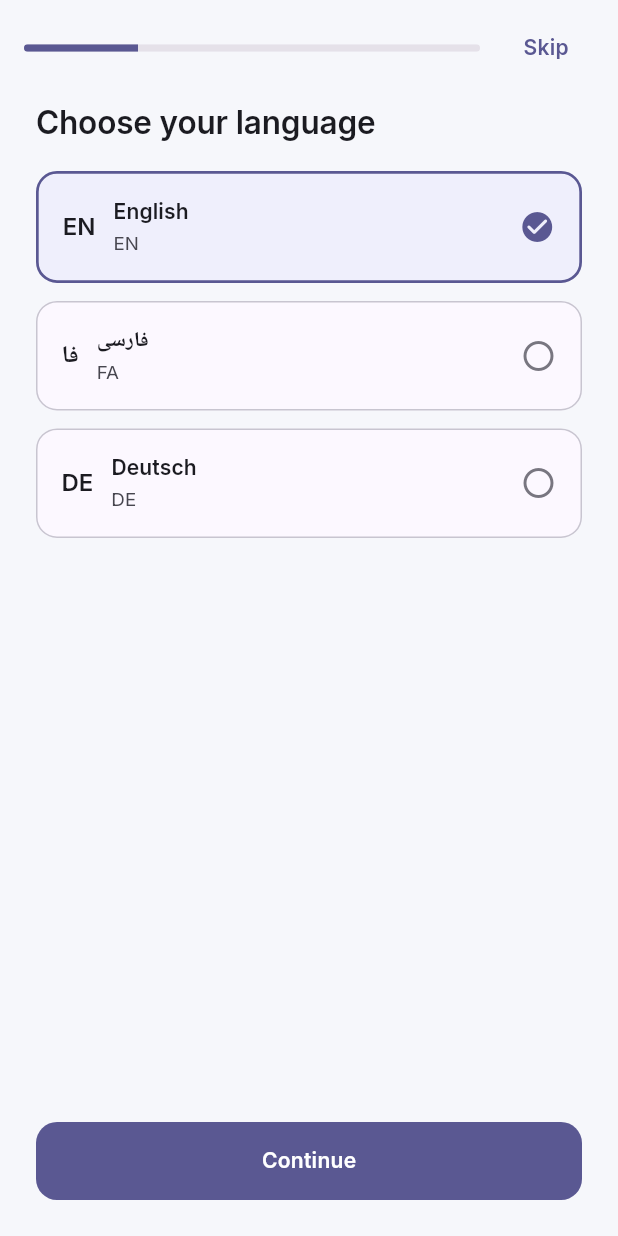
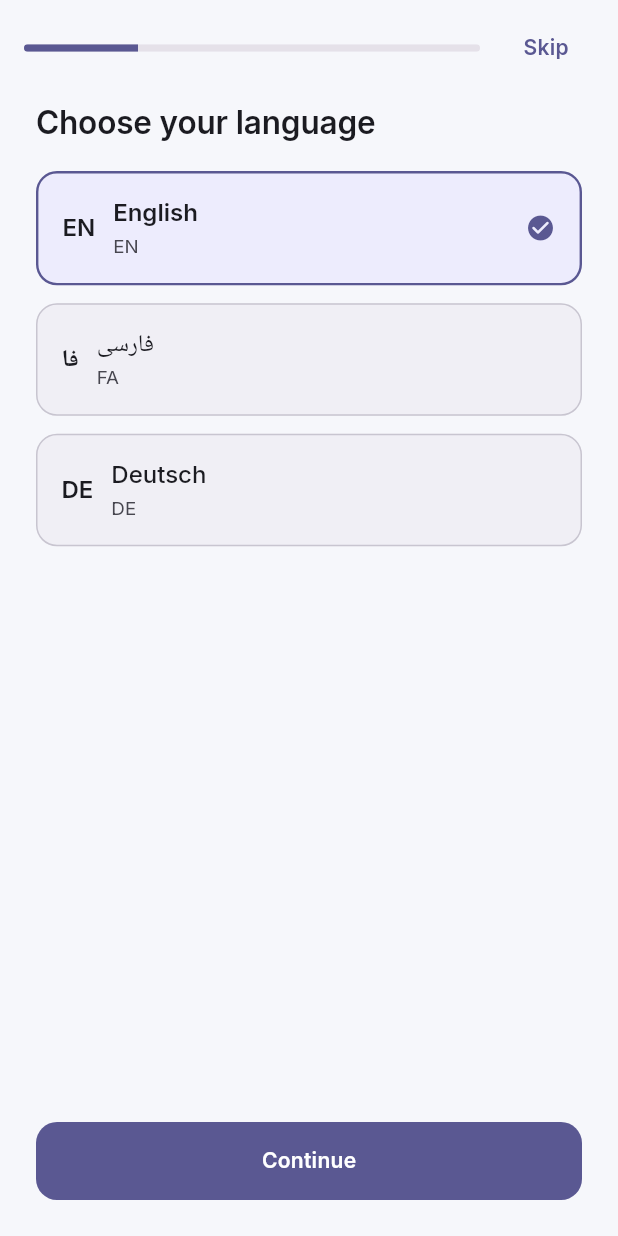
Before and after one commit to kasramoh030/Wonder-CV-Builder, a Flutter app: the screen it shows after launch, swiped to page 2, on a phone screen of 412 x 824 dp. Run offline on Flutter 3.47's test engine with Material 3 defaults, Android fonts, the phone set to English and light mode, and no system bars; our stand-ins replace drift, drift_flutter, flutter_riverpod, go_router, shared_preferences; accounts and stored records are empty; generated files the repository leaves out were written again.

```diff
--- a/lib/features/onboarding/widgets/choice_card.dart
+++ b/lib/features/onboarding/widgets/choice_card.dart
@@ -2,11 +2,10 @@ import 'package:flutter/material.dart';
 
 import '../../../app/theme/app_spacing.dart';
 
-/// A selectable row used by every onboarding picker.
+/// A large, tappable option row used by onboarding and the market picker.
 ///
-/// Built as a "radio card" rather than a list of radios because the target
-/// here is a phone held one-handed: the whole row is the hit target, which
-/// comfortably clears the 48dp minimum.
+/// Selection is shown with three signals at once — border, tint and a check —
+/// so it survives a colour-blind user, a low-contrast screen and a glance.
 class ChoiceCard extends StatelessWidget {
   const ChoiceCard({
     required this.title,
@@ -16,7 +15,6 @@ class ChoiceCard extends StatelessWidget {
     this.leading,
     this.trailing,
     this.compact = false,
-    this.enabled = true,
     super.key,
   });
 
@@ -25,29 +23,29 @@ class ChoiceCard extends StatelessWidget {
   final Widget? leading;
   final Widget? trailing;
   final bool selected;
+  final VoidCallback onTap;
+
+  /// Denser variant for long lists such as the fifteen document types.
   final bool compact;
-  final bool enabled;
-  final VoidCallback onTap;
 
   @override
   Widget build(BuildContext context) {
     final ThemeData theme = Theme.of(context);
-    final Color border =
-        selected ? theme.colorScheme.primary : theme.colorScheme.outlineVariant;
-    final Color background = selected
-        ? theme.colorScheme.primaryContainer.withValues(alpha: 0.35)
-        : theme.colorScheme.surface;
+    final ColorScheme colors = theme.colorScheme;
+    final BorderRadius radius = AppRadius.mdAll;
 
     return Semantics(
+      button: true,
       selected: selected,
-      button: true,
-      enabled: enabled,
+      label: subtitle == null ? title : '$title. $subtitle',
       child: Material(
-        color: background,
-        borderRadius: AppRadius.mdAll,
+        color: selected
+            ? colors.primaryContainer.withValues(alpha: 0.45)
+            : colors.surfaceContainerHighest.withValues(alpha: 0.35),
+        borderRadius: radius,
         child: InkWell(
-          onTap: enabled ? onTap : null,
-          borderRadius: AppRadius.mdAll,
+          onTap: onTap,
+          borderRadius: radius,
           child: AnimatedContainer(
             duration: AppMotion.fast,
             curve: AppMotion.standard,
@@ -56,10 +54,10 @@ class ChoiceCard extends StatelessWidget {
               vertical: compact ? AppSpacing.md : AppSpacing.lg,
             ),
             decoration: BoxDecoration(
-              borderRadius: AppRadius.mdAll,
+              borderRadius: radius,
               border: Border.all(
-                color: border,
-                width: selected ? 1.8 : 1,
+                color: selected ? colors.primary : colors.outlineVariant,
+                width: selected ? 1.6 : 1,
               ),
             ),
             child: Row(
@@ -71,36 +69,41 @@ class ChoiceCard extends StatelessWidget {
                 Expanded(
                   child: Column(
                     crossAxisAlignment: CrossAxisAlignment.start,
+                    mainAxisSize: MainAxisSize.min,
                     children: <Widget>[
-                      Text(title, style: theme.textTheme.titleSmall),
-                      if (subtitle != null) ...<Widget>[
+                      Text(
+                        title,
+                        style: (compact
+                                ? theme.textTheme.bodyLarge
+                                : theme.textTheme.titleMedium)
+                            ?.copyWith(
+                          fontWeight:
+                              selected ? FontWeight.w600 : FontWeight.w500,
+                        ),
+                      ),
+                      if (subtitle != null && subtitle!.isNotEmpty) ...<Widget>[
                         const SizedBox(height: AppSpacing.xxs),
                         Text(
                           subtitle!,
                           style: theme.textTheme.bodySmall?.copyWith(
-                            color: theme.colorScheme.onSurfaceVariant,
+                            color: colors.onSurfaceVariant,
                           ),
                         ),
                       ],
                     ],
                   ),
                 ),
-                const SizedBox(width: AppSpacing.sm),
-                trailing ??
-                    AnimatedSwitcher(
-                      duration: AppMotion.instant,
-                      child: selected
-                          ? Icon(
-                              Icons.check_circle_rounded,
-                              key: const ValueKey<String>('selected'),
-                              color: theme.colorScheme.primary,
-                            )
-                          : Icon(
-                              Icons.circle_outlined,
-                              key: const ValueKey<String>('unselected'),
-                              color: theme.colorScheme.outline,
-                            ),
+                if (trailing != null) trailing!,
+                if (trailing == null)
+                  AnimatedOpacity(
+                    duration: AppMotion.fast,
+                    opacity: selected ? 1 : 0,
+                    child: Icon(
+                      Icons.check_circle_rounded,
+                      size: 20,
+                      color: colors.primary,
                     ),
+                  ),
               ],
             ),
           ),
```
Also changed, not shown: lib/domain/rules/regional_rule_engine.dart (+78 -106 lines), 1 other file.
